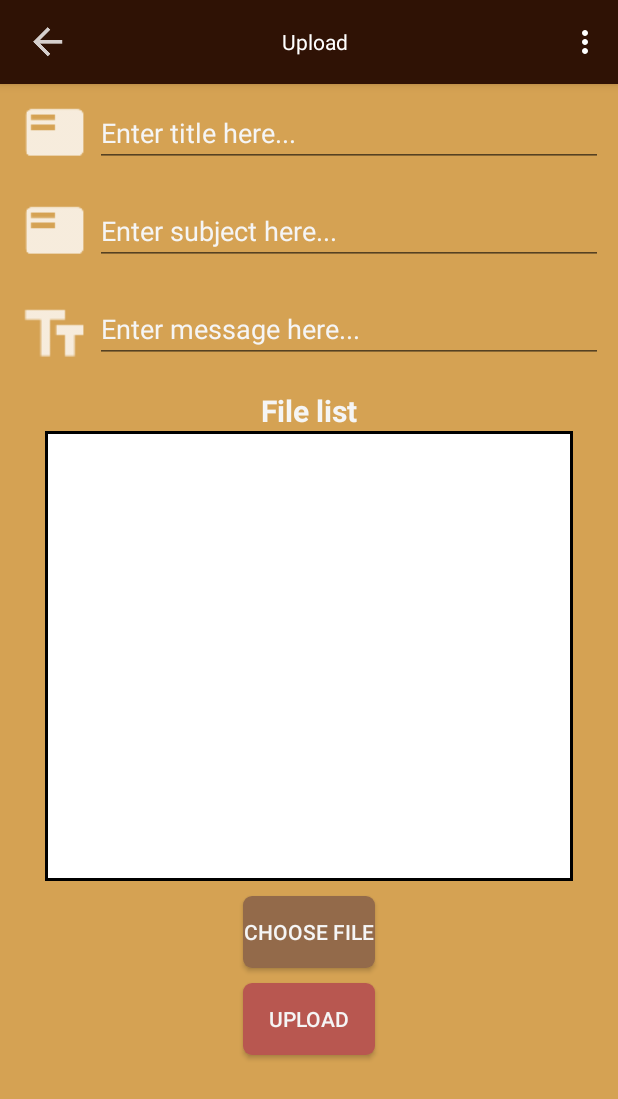
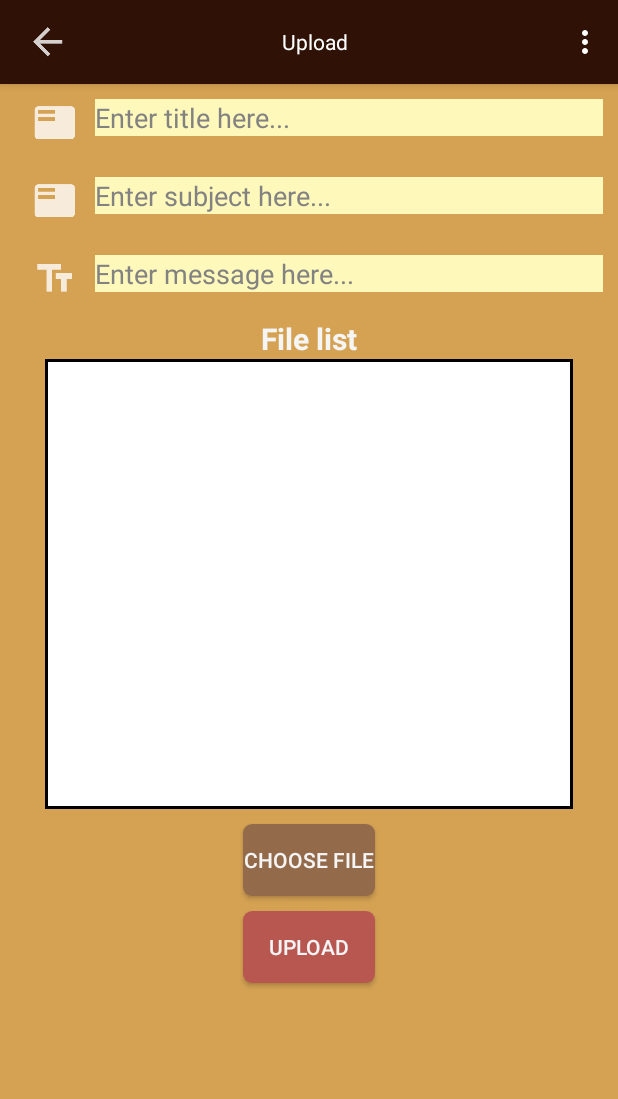
Before and after one commit to mickey0142/LecShare, an Android app: the screen it shows after launch (MainActivity), in the options menu, after a tap on "Upload", on a phone screen of 412 x 824 dp. Shown: the top 1099 px of the screen. Run offline under Robolectric (Android 15) with nearby library versions, the phone set to English and light mode, and no system bars; our stand-ins replace Firebase (no records; nobody signed in at launch, a user with empty details on screens opened directly).

Commit message:
edit textbox in homepage upload and advancesearch

```diff
--- a/app/src/main/res/layout/fragment_home.xml
+++ b/app/src/main/res/layout/fragment_home.xml
@@ -74,9 +74,9 @@
                     android:layout_width="match_parent"
                     android:layout_height="wrap_content"
                     android:hint="Search here"
-                    android:textColorHint="#000000"
-                    android:background="#FFFFFF"
-
+                    android:background="#FFF8BB"
+                    android:textColor="#505050"
+                    android:textColorHint="#828282"
                     android:layout_weight="3" />
 
                 <ImageView
--- a/app/src/main/res/layout/fragment_upload.xml
+++ b/app/src/main/res/layout/fragment_upload.xml
@@ -47,7 +47,7 @@
 
                 <ImageView
                     android:layout_width="53dp"
-                    android:layout_height="match_parent"
+                    android:layout_height="wrap_content"
                     android:src="@drawable/ico_title" />
 
                 <EditText
@@ -56,8 +56,9 @@
                     android:layout_height="wrap_content"
                     android:hint="Enter title here..."
                     android:inputType="text"
-                    android:textColor="#F5F5F5"
-                    android:textColorHint="#F5F5F5" />
+                    android:background="#FFF8BB"
+                    android:textColor="#505050"
+                    android:textColorHint="#828282" />
             </LinearLayout>
 
             <!--temporary fix please add upload subject here-->
@@ -70,7 +71,7 @@
 
                 <ImageView
                     android:layout_width="53dp"
-                    android:layout_height="match_parent"
+                    android:layout_height="wrap_content"
                     android:src="@drawable/ico_title" />
 
                 <EditText
@@ -79,8 +80,9 @@
                     android:layout_height="wrap_content"
                     android:hint="Enter subject here..."
                     android:inputType="text"
-                    android:textColor="#F5F5F5"
-                    android:textColorHint="#F5F5F5" />
+                    android:background="#FFF8BB"
+                    android:textColor="#505050"
+                    android:textColorHint="#828282" />
             </LinearLayout>
 
             <LinearLayout
@@ -92,7 +94,7 @@
 
                 <ImageView
                     android:layout_width="53dp"
-                    android:layout_height="53dp"
+                    android:layout_height="wrap_content"
                     android:src="@drawable/ico_message" />
 
                 <EditText
@@ -101,8 +103,9 @@
                     android:layout_height="wrap_content"
                     android:hint="Enter message here..."
                     android:inputType="textMultiLine"
-                    android:textColor="#F5F5F5"
-                    android:textColorHint="#F5F5F5" />
+                    android:background="#FFF8BB"
+                    android:textColor="#505050"
+                    android:textColorHint="#828282" />
             </LinearLayout>
 
             <LinearLayout
```
Also changed, not shown: app/src/main/res/layout/fragment_search.xml (+9 -3 lines).
